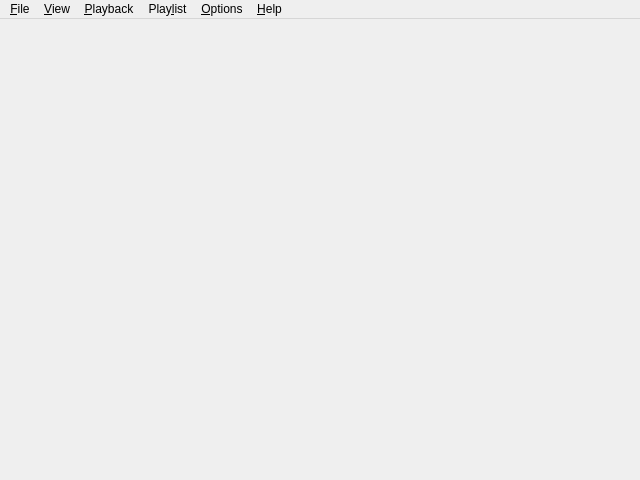
The window that src/Player/mainwindow.ui (MBach/Miam-Player) describes before a commit, drawn with Qt 5.
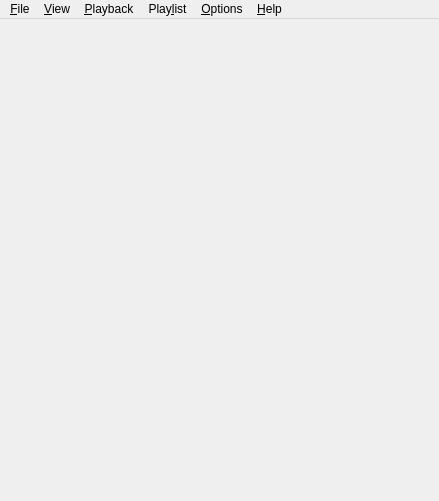
The same window after the commit. Icons and pictures are not drawn.

```diff
--- a/src/Player/mainwindow.ui
+++ b/src/Player/mainwindow.ui
@@ -6,8 +6,8 @@
    <rect>
     <x>0</x>
     <y>0</y>
-    <width>640</width>
-    <height>480</height>
+    <width>439</width>
+    <height>501</height>
    </rect>
   </property>
   <property name="windowTitle">
@@ -21,7 +21,7 @@
     <rect>
      <x>0</x>
      <y>0</y>
-     <width>640</width>
+     <width>439</width>
      <height>25</height>
     </rect>
    </property>
```
Left out of the diff: 8 changed lines with no effect on the pictures.
